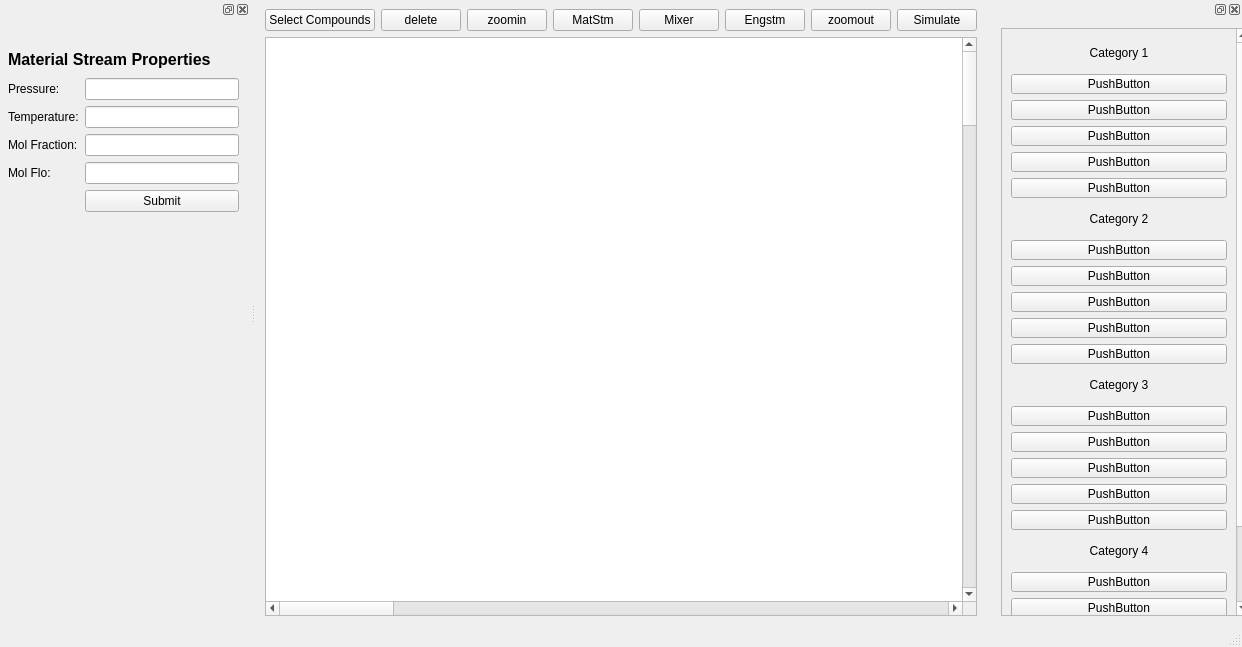
Qt form main.ui (Anujg935/OMChemSimGUI) before a commit.
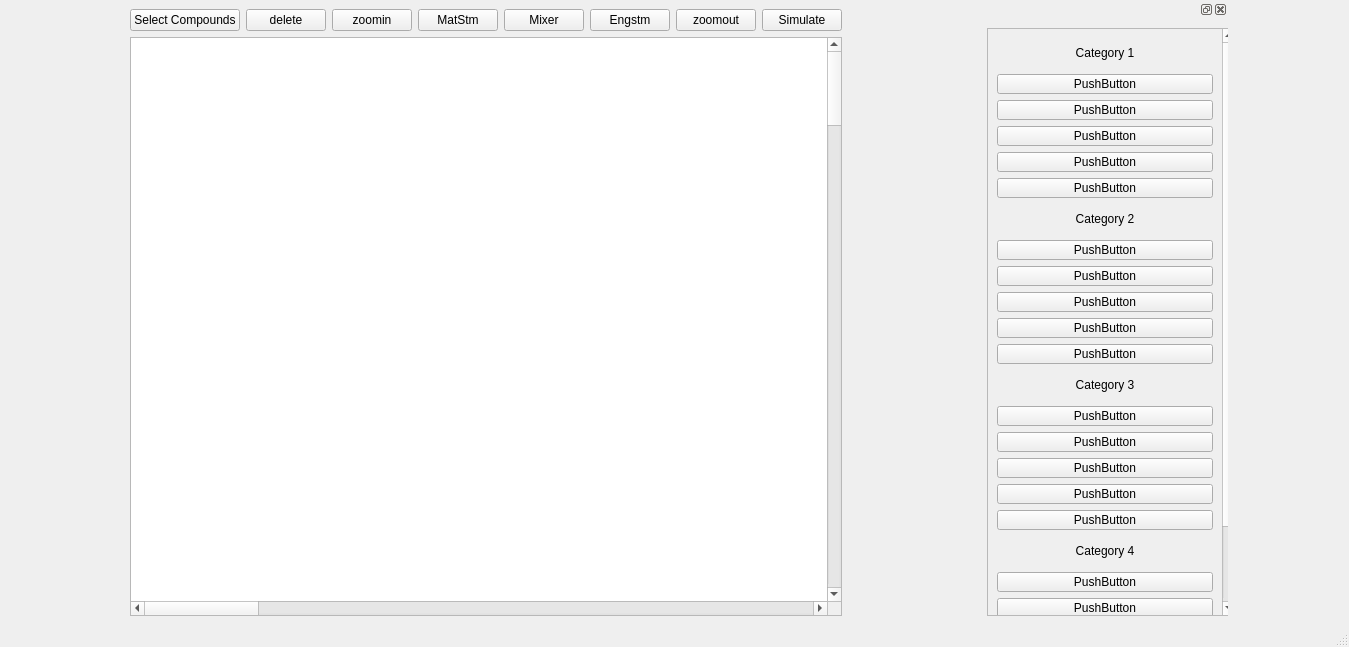
The same form after that commit.

Commit message: dock widget added correctly

Patch:
```diff
--- a/main.ui
+++ b/main.ui
@@ -6,7 +6,7 @@
    <rect>
     <x>0</x>
     <y>0</y>
-    <width>1191</width>
+    <width>1349</width>
     <height>647</height>
    </rect>
   </property>
@@ -225,7 +225,7 @@
    <property name="minimumSize">
     <size>
      <width>250</width>
-     <height>540</height>
+     <height>548</height>
     </size>
    </property>
    <property name="maximumSize">
@@ -264,8 +264,8 @@
          <rect>
           <x>0</x>
           <y>0</y>
-          <width>231</width>
-          <height>676</height>
+          <width>227</width>
+          <height>703</height>
          </rect>
         </property>
         <layout class="QVBoxLayout" name="verticalLayout_5">
@@ -636,128 +636,6 @@
     </layout>
    </widget>
   </widget>
-  <widget class="QDockWidget" name="dockWidget_3">
-   <property name="sizePolicy">
-    <sizepolicy hsizetype="Fixed" vsizetype="Preferred">
-     <horstretch>0</horstretch>
-     <verstretch>0</verstretch>
-    </sizepolicy>
-   </property>
-   <property name="minimumSize">
-    <size>
-     <width>250</width>
-     <height>38</height>
-    </size>
-   </property>
-   <attribute name="dockWidgetArea">
-    <number>1</number>
-   </attribute>
-   <widget class="QWidget" name="dockWidgetContents_4">
-    <widget class="QStackedWidget" name="stackedWidget">
-     <property name="geometry">
-      <rect>
-       <x>-1</x>
-       <y>9</y>
-       <width>241</width>
-       <height>351</height>
-      </rect>
-     </property>
-     <property name="currentIndex">
-      <number>1</number>
-     </property>
-     <widget class="QWidget" name="page"/>
-     <widget class="QWidget" name="page_3">
-      <widget class="QWidget" name="formLayoutWidget">
-       <property name="geometry">
-        <rect>
-         <x>9</x>
-         <y>19</y>
-         <width>231</width>
-         <height>211</height>
-        </rect>
-       </property>
-       <layout class="QFormLayout" name="formLayout">
-        <item row="1" column="0">
-         <widget class="QLabel" name="label_5">
-          <property name="text">
-           <string>Pressure:</string>
-          </property>
-         </widget>
-        </item>
-        <item row="2" column="0">
-         <widget class="QLabel" name="label_6">
-          <property name="text">
-           <string>Temperature:</string>
-          </property>
-         </widget>
-        </item>
-        <item row="3" column="0">
-         <widget class="QLabel" name="label_7">
-          <property name="text">
-           <string>Mol Fraction:</string>
-          </property>
-         </widget>
-        </item>
-        <item row="1" column="1">
-         <widget class="QLineEdit" name="lineEdit"/>
-        </item>
-        <item row="2" column="1">
-         <widget class="QLineEdit" name="lineEdit_2"/>
-        </item>
-        <item row="3" column="1">
-         <widget class="QLineEdit" name="lineEdit_3"/>
-        </item>
-        <item row="0" column="0" colspan="2">
-         <widget class="QLabel" name="label_8">
-          <property name="sizePolicy">
-           <sizepolicy hsizetype="Preferred" vsizetype="Fixed">
-            <horstretch>0</horstretch>
-            <verstretch>0</verstretch>
-           </sizepolicy>
-          </property>
-          <property name="minimumSize">
-           <size>
-            <width>0</width>
-            <height>25</height>
-           </size>
-          </property>
-          <property name="font">
-           <font>
-            <pointsize>12</pointsize>
-            <weight>75</weight>
-            <bold>true</bold>
-           </font>
-          </property>
-          <property name="text">
-           <string>Material Stream Properties</string>
-          </property>
-         </widget>
-        </item>
-        <item row="4" column="1">
-         <widget class="QLineEdit" name="lineEdit_4"/>
-        </item>
-        <item row="4" column="0">
-         <widget class="QLabel" name="label_9">
-          <property name="text">
-           <string>Mol Flo:</string>
-          </property>
-         </widget>
-        </item>
-        <item row="6" column="1">
-         <widget class="QPushButton" name="pushButton_29">
-          <property name="text">
-           <string>Submit</string>
-          </property>
-         </widget>
-        </item>
-       </layout>
-      </widget>
-     </widget>
-     <widget class="QWidget" name="page_4"/>
-     <widget class="QWidget" name="page_2"/>
-    </widget>
-   </widget>
-  </widget>
  </widget>
  <resources/>
  <connections/>
```
Left out of the diff: 4 changed lines with no effect on the pictures. The commit also changes 15 other files.
